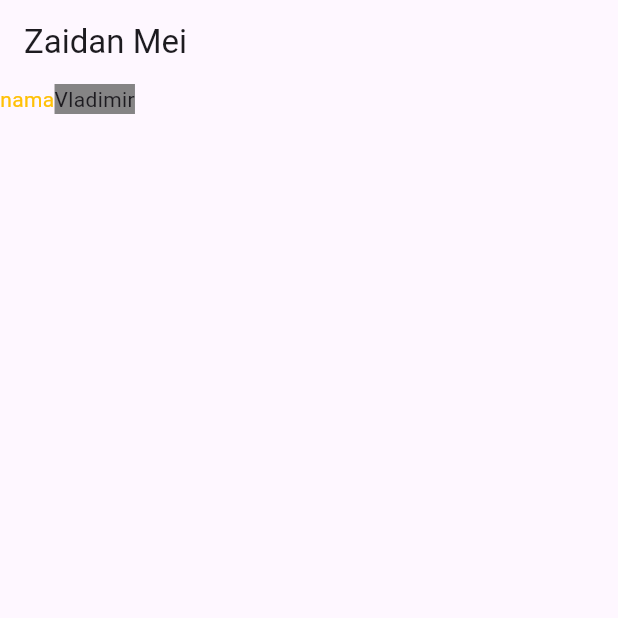
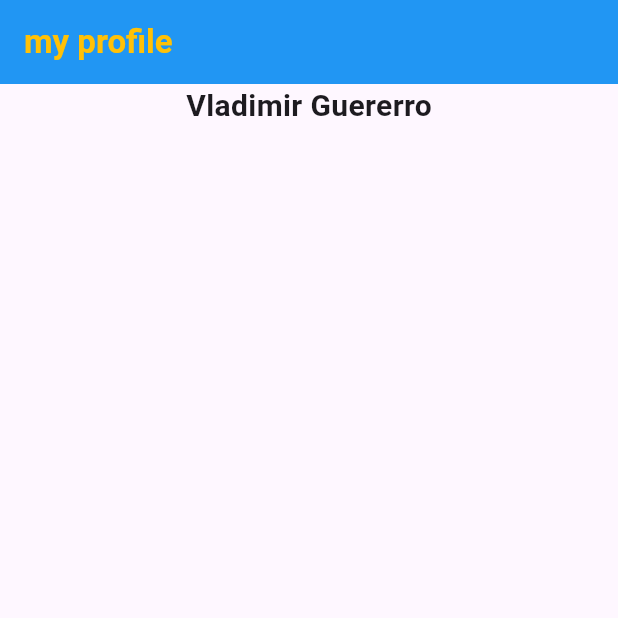
Before and after one commit to Dantoria/flutter_profile_card, a Flutter app: the screen it shows after launch, on a phone screen of 412 x 824 dp, the top half of it. Run offline on Flutter 3.47's test engine with Material 3 defaults, Android fonts, the phone set to English and light mode, and no system bars.

Commit message:
belajar row column

```diff
--- a/lib/main.dart
+++ b/lib/main.dart
@@ -2,5 +2,16 @@ import 'package:flutter/material.dart';
 import 'package:flutter_application_1/profile.dart';
 
 void main() {
-  runApp(const profilecard());
+  runApp(MainPage());
 }
+
+class MainPage extends StatelessWidget {
+  const MainPage({super.key});
+
+  @override
+  Widget build(BuildContext context) {
+    return MaterialApp(
+      home: ProfileCard(),
+    );
+  }
+}
--- a/lib/profile.dart
+++ b/lib/profile.dart
@@ -1,41 +1,38 @@
 import 'package:flutter/material.dart';
 
-class profilecard extends StatelessWidget {
-  const profilecard({super.key});
+class ProfileCard extends StatelessWidget {
+  const ProfileCard({super.key});
 
   @override
   Widget build(BuildContext context) {
-    return MaterialApp(
-      home: Scaffold(
-        appBar: AppBar(
-          title: Text('Zaidan Mei'),
+    return Scaffold(
+      appBar: AppBar(
+        backgroundColor: Colors.blue,
+          title: const Text(
+          'my profile',
+          style: TextStyle(
+            color: Colors.amber,
+            fontWeight: FontWeight.bold,
+          ),
         ),
-        body: Column(
+      ),
+      body: Center(
+        child: Column(
           children: [
+            Text('Vladimir Guererro', style: TextStyle(
+              fontSize: 20,
+              fontWeight: FontWeight.bold,
+            ),
+            ),
             Row(
-              children: [
-                Container(
-                  child: Text('nama',
-                  style: TextStyle(
-                    color: Colors.amber,
-                  ),
-                  ),
-                ),
-                Text(
-                  'Vladimir',
-                  style: TextStyle(
-                    backgroundColor: Color.fromARGB(
-                      200, 100,
-                      100,
-                      100)
-                  ),
-                )
+              children: <Widget>[
+                Column(),
+                Column(),
               ],
-            ),
+            )
           ],
         ),
       ),
-      debugShowCheckedModeBanner: false,
     );
-    }
+  }
 }
```
